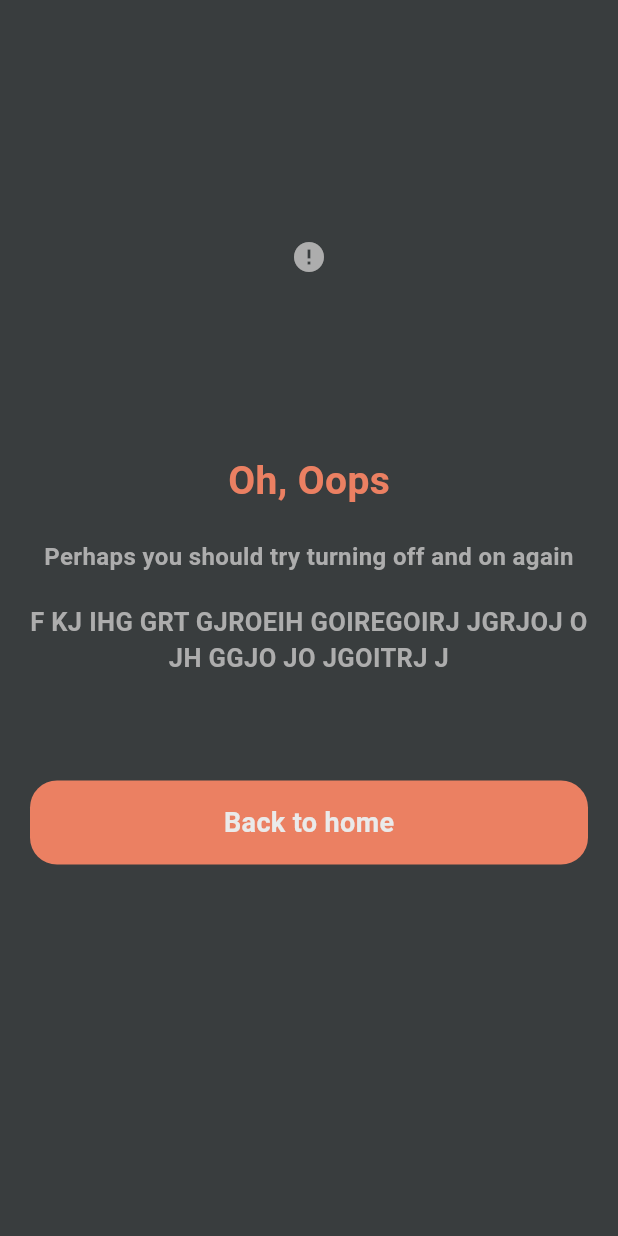
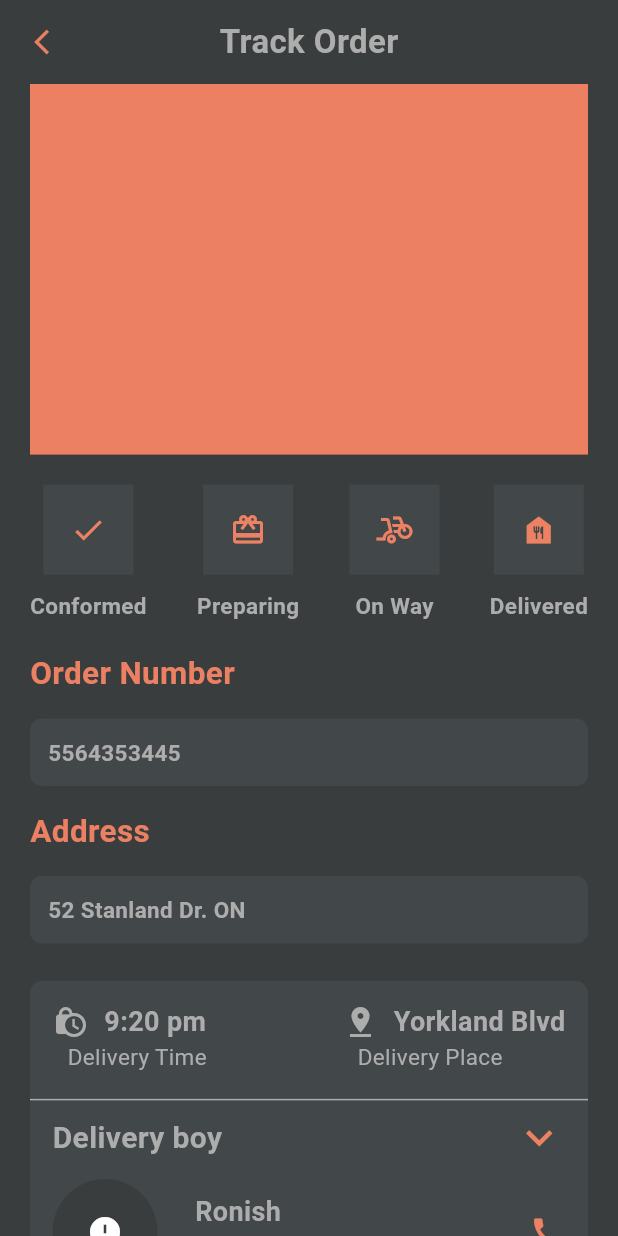
Before and after one commit to roonish/himalayandelight, a Flutter app: the OrderSuccessScreen screen opened by its route, after a tap on "Track order", on a phone screen of 412 x 824 dp. Run offline on Flutter 3.47's test engine with Material 3 defaults, Android fonts, the phone set to English and light mode, and no system bars; drawn by our look-alikes of cached_network_image; our stand-ins replace bloc, flutter_bloc, go_router, shared_preferences; accounts and stored records are empty; network calls fail; Roboto replaces fonts that are missing (ProximaNova).

Commit message:
Feat: Track order screen inprogress

```diff
--- a/lib/main.dart
+++ b/lib/main.dart
@@ -7,6 +7,7 @@ import 'package:himalayan_delights/screen/onboarding_screen/onboarding_root_scre
 import 'package:himalayan_delights/screen/order_status_screen/order_success_screen.dart';
 import 'package:himalayan_delights/screen/order_status_screen/order_unsuccess_screen.dart';
 import 'package:himalayan_delights/screen/root_screen/root_screen.dart';
+import 'package:himalayan_delights/screen/track_order/track_order_screen.dart';
 import 'package:himalayan_delights/utils/shared_pref_helper.dart';
 import 'bloc/navbar_bloc/navbar_bloc.dart';
 import 'bloc/theme_bloc/theme_bloc.dart';
@@ -95,6 +96,10 @@ class MyApp extends StatelessWidget {
         path: "/orderUnSuccess",
         builder: (context, state) => const OrderUnSuccessScreen(),
       ),
+      GoRoute(
+        path: "/trackOrderScreen",
+        builder: (context, state) => const TrackOrderScreen(),
+      ),
     ],
   );
 }
--- a/lib/screen/order_status_screen/widgets/track_order_button.dart
+++ b/lib/screen/order_status_screen/widgets/track_order_button.dart
@@ -11,7 +11,7 @@ class TrackOrderButton extends StatelessWidget {
       text: 'Track order',
       verticalPadding: 15,
       fontSize: 18,
-      ontap: () => context.go('/orderUnSuccess'),
+      ontap: () => context.go('/trackOrderScreen'),
     );
   }
 }
--- /dev/null
+++ b/lib/screen/track_order/imports.dart
@@ -0,0 +1,6 @@
+export 'package:flutter/material.dart';
+export 'package:himalayan_delights/themes/color_theme.dart';
+export 'package:himalayan_delights/utils/safe_size.dart';
+export 'package:himalayan_delights/widgets/appbar.dart';
+export 'package:himalayan_delights/widgets/circularImage.dart';
+export 'package:himalayan_delights/widgets/label_text.dart';
--- /dev/null
+++ b/lib/screen/track_order/track_order_screen.dart
@@ -0,0 +1,229 @@
+import 'package:himalayan_delights/screen/track_order/imports.dart';
+
+class TrackOrderScreen extends StatelessWidget {
+  const TrackOrderScreen({super.key});
+
+  @override
+  Widget build(BuildContext context) {
+    final Size mediaQ = MediaQuery.of(context).size;
+    Map<IconData, String> deliveryStatus = {
+      Icons.check: 'Conformed',
+      Icons.card_giftcard: 'Preparing',
+      Icons.bike_scooter: 'On Way',
+      Icons.food_bank: 'Delivered',
+    };
+
+    return Scaffold(
+      appBar: appBar(context, title: 'Track Order'),
+      body: SingleChildScrollView(
+        child: Padding(
+          padding: const EdgeInsets.symmetric(horizontal: 20),
+          child: Column(
+            crossAxisAlignment: CrossAxisAlignment.start,
+            children: [
+              Container(
+                height: getDeviceExactHeight(200, mediaQ),
+                color: AppColor.primaryColor,
+              ),
+              Padding(
+                padding: const EdgeInsets.symmetric(vertical: 20),
+                child: Row(
+                  mainAxisAlignment: MainAxisAlignment.spaceBetween,
+                  children: List.generate(
+                      4,
+                      (index) => Column(
+                            children: [
+                              Container(
+                                  color: AppColor.searchColor,
+                                  height: 60,
+                                  width: 60,
+                                  child: Icon(
+                                    deliveryStatus.keys.elementAt(index),
+                                    color: AppColor.primaryColor,
+                                  )),
+                              const SizedBox(height: 10),
+                              LabelText(
+                                  text: deliveryStatus.values.elementAt(index),
+                                  size: 15)
+                            ],
+                          )),
+                ),
+              ),
+              const OrderDetail(title: 'Order Number', detail: '5564353445'),
+              const OrderDetail(title: 'Address', detail: '52 Stanland Dr. ON'),
+              Padding(
+                padding: const EdgeInsets.symmetric(vertical: 10),
+                child: Container(
+                  decoration: BoxDecoration(
+                      color: AppColor.searchColor,
+                      borderRadius: BorderRadius.circular(8)),
+                  padding: const EdgeInsets.only(top: 14),
+                  child: Column(
+                    children: [
+                      const Padding(
+                        padding: EdgeInsets.symmetric(horizontal: 15),
+                        child: Row(
+                          mainAxisAlignment: MainAxisAlignment.spaceBetween,
+                          children: [
+                            Column(
+                              children: [
+                                DeliveryDetail(
+                                  text: '9:20 pm',
+                                  fontSize: 18,
+                                  icon: Icons.lock_clock,
+                                ),
+                                DeliveryDetail(
+                                  text: 'Delivery Time',
+                                  fontSize: 15,
+                                ),
+                              ],
+                            ),
+                            Column(
+                              crossAxisAlignment: CrossAxisAlignment.start,
+                              children: [
+                                DeliveryDetail(
+                                  text: 'Yorkland Blvd',
+                                  fontSize: 18,
+                                  icon: Icons.pin_drop,
+                                ),
+                                DeliveryDetail(
+                                  text: 'Delivery Place',
+                                  fontSize: 15,
+                                ),
+                              ],
+                            ),
+                          ],
+                        ),
+                      ),
+                      const Padding(
+                        padding: EdgeInsets.only(top: 10),
+                        child: Divider(
+                          color: AppColor.textColor,
+                        ),
+                      ),
+                      Padding(
+                        padding: const EdgeInsets.symmetric(horizontal: 15),
+                        child: Row(
+                          mainAxisAlignment: MainAxisAlignment.spaceBetween,
+                          children: [
+                            const LabelText(text: 'Delivery boy'),
+                            Icon(
+                              Icons.keyboard_arrow_down,
+                              size: 35,
+                              color: AppColor.primaryColor,
+                            )
+                          ],
+                        ),
+                      ),
+                      Padding(
+                        padding: const EdgeInsets.symmetric(
+                            horizontal: 15, vertical: 10),
+                        child: Row(
+                          mainAxisAlignment: MainAxisAlignment.spaceBetween,
+                          children: [
+                            const Row(
+                              children: [
+                                CircularImage(
+                                  radius: 35,
+                                  image:
+                                      'https://buffer.com/library/content/images/2020/05/Ash-Read.png',
+                                ),
+                                Padding(
+                                  padding: EdgeInsets.only(left: 25),
+                                  child: Column(
+                                    mainAxisAlignment:
+                                        MainAxisAlignment.spaceBetween,
+                                    crossAxisAlignment:
+                                        CrossAxisAlignment.start,
+                                    children: [
+                                      LabelText(
+                                        text: 'Ronish',
+                                        size: 18,
+                                      ),
+                                      LabelText(
+                                        text: '437-432-4650',
+                                        size: 18,
+                                      ),
+                                    ],
+                                  ),
+                                ),
+                              ],
+                            ),
+                            Icon(
+                              Icons.call,
+                              color: AppColor.primaryColor,
+                            )
+                          ],
+                        ),
+                      ),
+                    ],
+                  ),
+                ),
+              )
+            ],
+          ),
+        ),
+      ),
+    );
+  }
+}
+
+class DeliveryDetail extends StatelessWidget {
+  final IconData? icon;
+  final String text;
+  final double fontSize;
+  const DeliveryDetail({
+    super.key,
+    this.icon,
+    required this.text,
+    required this.fontSize,
+  });
+
+  @override
+  Widget build(BuildContext context) {
+    return Row(
+      children: [
+        icon == null ? const SizedBox() : Icon(icon),
+        Padding(
+          padding: const EdgeInsets.only(left: 10),
+          child: LabelText(
+            text: text,
+            size: fontSize,
+            fontWeight: icon == null ? FontWeight.w400 : FontWeight.w700,
+          ),
+        ),
+      ],
+    );
+  }
+}
+
+class OrderDetail extends StatelessWidget {
+  final String title;
+  final String detail;
+  const OrderDetail({
+    super.key,
+    required this.title,
+    required this.detail,
+  });
+
+  @override
+  Widget build(BuildContext context) {
+    return Column(
+      crossAxisAlignment: CrossAxisAlignment.start,
+      children: [
+        LabelText(text: title, color: AppColor.primaryColor, size: 21),
+        Padding(
+          padding: const EdgeInsets.symmetric(vertical: 15),
+          child: Container(
+            width: double.infinity,
+            padding: const EdgeInsets.all(12),
+            decoration: BoxDecoration(
+                color: AppColor.searchColor,
+                borderRadius: BorderRadius.circular(8)),
+            child: LabelText(text: detail, size: 15),
+          ),
+        ),
+      ],
+    );
+  }
+}
```
